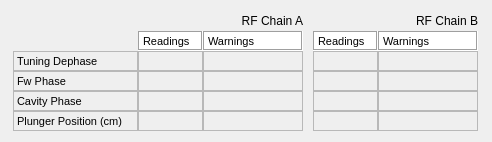
This is src/llrfgui/widgets/tuningdiag/ui/TuningDiag.ui in amilan/app-maxiv-llrfexpert as Qt 5 draws it before an edit. The edited form follows.
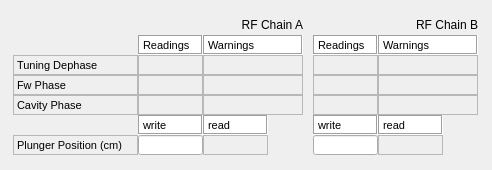
This is the edited form. Custom widgets are drawn as their Qt base class.

Commit message:
Allow to move plungers
Add new layout and control for plungers.

What changed in the file:
```diff
--- a/src/llrfgui/widgets/tuningdiag/ui/TuningDiag.ui
+++ b/src/llrfgui/widgets/tuningdiag/ui/TuningDiag.ui
@@ -7,7 +7,7 @@
     <x>0</x>
     <y>0</y>
     <width>492</width>
-    <height>142</height>
+    <height>170</height>
    </rect>
   </property>
   <property name="windowTitle">
@@ -34,7 +34,7 @@
         <x>0</x>
         <y>0</y>
         <width>492</width>
-        <height>142</height>
+        <height>170</height>
        </rect>
       </property>
       <layout class="QGridLayout" name="gridLayout_2">
@@ -534,7 +534,7 @@
            </property>
           </widget>
          </item>
-         <item row="5" column="0">
+         <item row="6" column="0">
           <widget class="QLabel" name="label_85">
            <property name="sizePolicy">
             <sizepolicy hsizetype="Fixed" vsizetype="Fixed">
@@ -567,66 +567,6 @@
            </property>
           </widget>
          </item>
-         <item row="5" column="1">
-          <widget class="TaurusLabel" name="tauValueLabel_rPlung1Pos">
-           <property name="sizePolicy">
-            <sizepolicy hsizetype="Fixed" vsizetype="Fixed">
-             <horstretch>0</horstretch>
-             <verstretch>0</verstretch>
-            </sizepolicy>
-           </property>
-           <property name="minimumSize">
-            <size>
-             <width>65</width>
-             <height>20</height>
-            </size>
-           </property>
-           <property name="maximumSize">
-            <size>
-             <width>65</width>
-             <height>20</height>
-            </size>
-           </property>
-           <property name="font">
-            <font>
-             <pointsize>7</pointsize>
-            </font>
-           </property>
-           <property name="frameShape">
-            <enum>QFrame::StyledPanel</enum>
-           </property>
-          </widget>
-         </item>
-         <item row="5" column="3">
-          <widget class="TaurusLabel" name="tauValueLabel_wPlung1Pos">
-           <property name="sizePolicy">
-            <sizepolicy hsizetype="Fixed" vsizetype="Fixed">
-             <horstretch>0</horstretch>
-             <verstretch>0</verstretch>
-            </sizepolicy>
-           </property>
-           <property name="minimumSize">
-            <size>
-             <width>100</width>
-             <height>20</height>
-            </size>
-           </property>
-           <property name="maximumSize">
-            <size>
-             <width>100</width>
-             <height>20</height>
-            </size>
-           </property>
-           <property name="font">
-            <font>
-             <pointsize>7</pointsize>
-            </font>
-           </property>
-           <property name="frameShape">
-            <enum>QFrame::StyledPanel</enum>
-           </property>
-          </widget>
-         </item>
          <item row="0" column="3">
           <widget class="QLabel" name="label_67">
            <property name="minimumSize">
@@ -649,6 +589,275 @@
            </property>
           </widget>
          </item>
+         <item row="5" column="1">
+          <widget class="QLabel" name="label_221">
+           <property name="sizePolicy">
+            <sizepolicy hsizetype="Fixed" vsizetype="Fixed">
+             <horstretch>0</horstretch>
+             <verstretch>0</verstretch>
+            </sizepolicy>
+           </property>
+           <property name="minimumSize">
+            <size>
+             <width>65</width>
+             <height>20</height>
+            </size>
+           </property>
+           <property name="maximumSize">
+            <size>
+             <width>65</width>
+             <height>20</height>
+            </size>
+           </property>
+           <property name="palette">
+            <palette>
+             <active>
+              <colorrole role="Base">
+               <brush brushstyle="SolidPattern">
+                <color alpha="255">
+                 <red>255</red>
+                 <green>255</green>
+                 <blue>255</blue>
+                </color>
+               </brush>
+              </colorrole>
+              <colorrole role="Window">
+               <brush brushstyle="SolidPattern">
+                <color alpha="255">
+                 <red>255</red>
+                 <green>255</green>
+                 <blue>255</blue>
+                </color>
+               </brush>
+              </colorrole>
+             </active>
+             <inactive>
+              <colorrole role="Base">
+               <brush brushstyle="SolidPattern">
+                <color alpha="255">
+                 <red>255</red>
+                 <green>255</green>
+                 <blue>255</blue>
+                </color>
+               </brush>
+              </colorrole>
+              <colorrole role="Window">
+               <brush brushstyle="SolidPattern">
+                <color alpha="255">
+                 <red>255</red>
+                 <green>255</green>
+                 <blue>255</blue>
+                </color>
+               </brush>
+              </colorrole>
+             </inactive>
+             <disabled>
+              <colorrole role="Base">
+               <brush brushstyle="SolidPattern">
+                <color alpha="255">
+                 <red>255</red>
+                 <green>255</green>
+                 <blue>255</blue>
+                </color>
+               </brush>
+              </colorrole>
+              <colorrole role="Window">
+               <brush brushstyle="SolidPattern">
+                <color alpha="255">
+                 <red>255</red>
+                 <green>255</green>
+                 <blue>255</blue>
+                </color>
+               </brush>
+              </colorrole>
+             </disabled>
+            </palette>
+           </property>
+           <property name="font">
+            <font>
+             <pointsize>8</pointsize>
+            </font>
+           </property>
+           <property name="autoFillBackground">
+            <bool>true</bool>
+           </property>
+           <property name="frameShape">
+            <enum>QFrame::Box</enum>
+           </property>
+           <property name="frameShadow">
+            <enum>QFrame::Sunken</enum>
+           </property>
+           <property name="text">
+            <string>write</string>
+           </property>
+          </widget>
+         </item>
+         <item row="5" column="3">
+          <widget class="QLabel" name="label_222">
+           <property name="sizePolicy">
+            <sizepolicy hsizetype="Fixed" vsizetype="Fixed">
+             <horstretch>0</horstretch>
+             <verstretch>0</verstretch>
+            </sizepolicy>
+           </property>
+           <property name="minimumSize">
+            <size>
+             <width>65</width>
+             <height>20</height>
+            </size>
+           </property>
+           <property name="maximumSize">
+            <size>
+             <width>65</width>
+             <height>20</height>
+            </size>
+           </property>
+           <property name="palette">
+            <palette>
+             <active>
+              <colorrole role="Base">
+               <brush brushstyle="SolidPattern">
+                <color alpha="255">
+                 <red>255</red>
+                 <green>255</green>
+                 <blue>255</blue>
+                </color>
+               </brush>
+              </colorrole>
+              <colorrole role="Window">
+               <brush brushstyle="SolidPattern">
+                <color alpha="255">
+                 <red>255</red>
+                 <green>255</green>
+                 <blue>255</blue>
+                </color>
+               </brush>
+              </colorrole>
+             </active>
+             <inactive>
+              <colorrole role="Base">
+               <brush brushstyle="SolidPattern">
+                <color alpha="255">
+                 <red>255</red>
+                 <green>255</green>
+                 <blue>255</blue>
+                </color>
+               </brush>
+              </colorrole>
+              <colorrole role="Window">
+               <brush brushstyle="SolidPattern">
+                <color alpha="255">
+                 <red>255</red>
+                 <green>255</green>
+                 <blue>255</blue>
+                </color>
+               </brush>
+              </colorrole>
+             </inactive>
+             <disabled>
+              <colorrole role="Base">
+               <brush brushstyle="SolidPattern">
+                <color alpha="255">
+                 <red>255</red>
+                 <green>255</green>
+                 <blue>255</blue>
+                </color>
+               </brush>
+              </colorrole>
+              <colorrole role="Window">
+               <brush brushstyle="SolidPattern">
+                <color alpha="255">
+                 <red>255</red>
+                 <green>255</green>
+                 <blue>255</blue>
+                </color>
+               </brush>
+              </colorrole>
+             </disabled>
+            </palette>
+           </property>
+           <property name="font">
+            <font>
+             <pointsize>8</pointsize>
+            </font>
+           </property>
+           <property name="autoFillBackground">
+            <bool>true</bool>
+           </property>
+           <property name="frameShape">
+            <enum>QFrame::Box</enum>
+           </property>
+           <property name="frameShadow">
+            <enum>QFrame::Sunken</enum>
+           </property>
+           <property name="text">
+            <string>read</string>
+           </property>
+          </widget>
+         </item>
+         <item row="6" column="3">
+          <widget class="TaurusLabel" name="tauValueLabel_rPlung1Pos">
+           <property name="sizePolicy">
+            <sizepolicy hsizetype="Fixed" vsizetype="Fixed">
+             <horstretch>0</horstretch>
+             <verstretch>0</verstretch>
+            </sizepolicy>
+           </property>
+           <property name="minimumSize">
+            <size>
+             <width>65</width>
+             <height>20</height>
+            </size>
+           </property>
+           <property name="maximumSize">
+            <size>
+             <width>65</width>
+             <height>20</height>
+            </size>
+           </property>
+           <property name="font">
+            <font>
+             <pointsize>7</pointsize>
+            </font>
+           </property>
+           <property name="frameShape">
+            <enum>QFrame::StyledPanel</enum>
+           </property>
+          </widget>
+         </item>
+         <item row="6" column="1">
+          <widget class="TaurusValueLineEdit" name="lineEdit_plungerA">
+           <property name="sizePolicy">
+            <sizepolicy hsizetype="Fixed" vsizetype="Fixed">
+             <horstretch>0</horstretch>
+             <verstretch>0</verstretch>
+            </sizepolicy>
+           </property>
+           <property name="minimumSize">
+            <size>
+             <width>65</width>
+             <height>20</height>
+            </size>
+           </property>
+           <property name="maximumSize">
+            <size>
+             <width>65</width>
+             <height>20</height>
+            </size>
+           </property>
+           <property name="font">
+            <font>
+             <pointsize>8</pointsize>
+            </font>
+           </property>
+           <property name="frame">
+            <bool>true</bool>
+           </property>
+           <property name="autoApply" stdset="0">
+            <bool>false</bool>
+           </property>
+          </widget>
+         </item>
         </layout>
        </item>
        <item row="0" column="1">
@@ -1048,66 +1257,6 @@
            </property>
           </widget>
          </item>
-         <item row="5" column="0">
-          <widget class="TaurusLabel" name="tauValueLabel_rPlung1Pos_2">
-           <property name="sizePolicy">
-            <sizepolicy hsizetype="Fixed" vsizetype="Fixed">
-             <horstretch>0</horstretch>
-             <verstretch>0</verstretch>
-            </sizepolicy>
-           </property>
-           <property name="minimumSize">
-            <size>
-             <width>65</width>
-             <height>20</height>
-            </size>
-           </property>
-           <property name="maximumSize">
-            <size>
-             <width>65</width>
-             <height>20</height>
-            </size>
-           </property>
-           <property name="font">
-            <font>
-             <pointsize>7</pointsize>
-            </font>
-           </property>
-           <property name="frameShape">
-            <enum>QFrame::StyledPanel</enum>
-           </property>
-          </widget>
-         </item>
-         <item row="5" column="2">
-          <widget class="TaurusLabel" name="tauValueLabel_wPlung1Pos_2">
-           <property name="sizePolicy">
-            <sizepolicy hsizetype="Fixed" vsizetype="Fixed">
-             <horstretch>0</horstretch>
-             <verstretch>0</verstretch>
-            </sizepolicy>
-           </property>
-           <property name="minimumSize">
-            <size>
-             <width>100</width>
-             <height>20</height>
-            </size>
-           </property>
-           <property name="maximumSize">
-            <size>
-             <width>100</width>
-             <height>20</height>
-            </size>
-           </property>
-           <property name="font">
-            <font>
-             <pointsize>7</pointsize>
-            </font>
-           </property>
-           <property name="frameShape">
-            <enum>QFrame::StyledPanel</enum>
-           </property>
-          </widget>
-         </item>
          <item row="0" column="2">
           <widget class="QLabel" name="label_68">
            <property name="minimumSize">
@@ -1130,6 +1279,275 @@
            </property>
           </widget>
          </item>
+         <item row="6" column="2">
+          <widget class="TaurusLabel" name="tauValueLabel_rPlung1Pos_2">
+           <property name="sizePolicy">
+            <sizepolicy hsizetype="Fixed" vsizetype="Fixed">
+             <horstretch>0</horstretch>
+             <verstretch>0</verstretch>
+            </sizepolicy>
+           </property>
+           <property name="minimumSize">
+            <size>
+             <width>65</width>
+             <height>20</height>
+            </size>
+           </property>
+           <property name="maximumSize">
+            <size>
+             <width>65</width>
+             <height>20</height>
+            </size>
+           </property>
+           <property name="font">
+            <font>
+             <pointsize>7</pointsize>
+            </font>
+           </property>
+           <property name="frameShape">
+            <enum>QFrame::StyledPanel</enum>
+           </property>
+          </widget>
+         </item>
+         <item row="5" column="0">
+          <widget class="QLabel" name="label_218">
+           <property name="sizePolicy">
+            <sizepolicy hsizetype="Fixed" vsizetype="Fixed">
+             <horstretch>0</horstretch>
+             <verstretch>0</verstretch>
+            </sizepolicy>
+           </property>
+           <property name="minimumSize">
+            <size>
+             <width>65</width>
+             <height>20</height>
+            </size>
+           </property>
+           <property name="maximumSize">
+            <size>
+             <width>65</width>
+             <height>20</height>
+            </size>
+           </property>
+           <property name="palette">
+            <palette>
+             <active>
+              <colorrole role="Base">
+               <brush brushstyle="SolidPattern">
+                <color alpha="255">
+                 <red>255</red>
+                 <green>255</green>
+                 <blue>255</blue>
+                </color>
+               </brush>
+              </colorrole>
+              <colorrole role="Window">
+               <brush brushstyle="SolidPattern">
+                <color alpha="255">
+                 <red>255</red>
+                 <green>255</green>
+                 <blue>255</blue>
+                </color>
+               </brush>
+              </colorrole>
+             </active>
+             <inactive>
+              <colorrole role="Base">
+               <brush brushstyle="SolidPattern">
+                <color alpha="255">
+                 <red>255</red>
+                 <green>255</green>
+                 <blue>255</blue>
+                </color>
+               </brush>
+              </colorrole>
+              <colorrole role="Window">
+               <brush brushstyle="SolidPattern">
+                <color alpha="255">
+                 <red>255</red>
+                 <green>255</green>
+                 <blue>255</blue>
+                </color>
+               </brush>
+              </colorrole>
+             </inactive>
+             <disabled>
+              <colorrole role="Base">
+               <brush brushstyle="SolidPattern">
+                <color alpha="255">
+                 <red>255</red>
+                 <green>255</green>
+                 <blue>255</blue>
+                </color>
+               </brush>
+              </colorrole>
+              <colorrole role="Window">
+               <brush brushstyle="SolidPattern">
+                <color alpha="255">
+                 <red>255</red>
+                 <green>255</green>
+                 <blue>255</blue>
+                </color>
+               </brush>
+              </colorrole>
+             </disabled>
+            </palette>
+           </property>
+           <property name="font">
+            <font>
+             <pointsize>8</pointsize>
+            </font>
+           </property>
+           <property name="autoFillBackground">
+            <bool>true</bool>
+           </property>
+           <property name="frameShape">
+            <enum>QFrame::Box</enum>
+           </property>
+           <property name="frameShadow">
+            <enum>QFrame::Sunken</enum>
+           </property>
+           <property name="text">
+            <string>write</string>
+           </property>
+          </widget>
+         </item>
+         <item row="5" column="2">
+          <widget class="QLabel" name="label_220">
+           <property name="sizePolicy">
+            <sizepolicy hsizetype="Fixed" vsizetype="Fixed">
+             <horstretch>0</horstretch>
+             <verstretch>0</verstretch>
+            </sizepolicy>
+           </property>
+           <property name="minimumSize">
+            <size>
+             <width>65</width>
+             <height>20</height>
+            </size>
+           </property>
+           <property name="maximumSize">
+            <size>
+             <width>65</width>
+             <height>20</height>
+            </size>
+           </property>
+           <property name="palette">
+            <palette>
+             <active>
+              <colorrole role="Base">
+               <brush brushstyle="SolidPattern">
+                <color alpha="255">
+                 <red>255</red>
+                 <green>255</green>
+                 <blue>255</blue>
+                </color>
+               </brush>
+              </colorrole>
+              <colorrole role="Window">
+               <brush brushstyle="SolidPattern">
+                <color alpha="255">
+                 <red>255</red>
+                 <green>255</green>
+                 <blue>255</blue>
+                </color>
+               </brush>
+              </colorrole>
+             </active>
+             <inactive>
+              <colorrole role="Base">
+               <brush brushstyle="SolidPattern">
+                <color alpha="255">
+                 <red>255</red>
+                 <green>255</green>
+                 <blue>255</blue>
+                </color>
+               </brush>
+              </colorrole>
+              <colorrole role="Window">
+               <brush brushstyle="SolidPattern">
+                <color alpha="255">
+                 <red>255</red>
+                 <green>255</green>
+                 <blue>255</blue>
+                </color>
+               </brush>
+              </colorrole>
+             </inactive>
+             <disabled>
+              <colorrole role="Base">
+               <brush brushstyle="SolidPattern">
+                <color alpha="255">
+                 <red>255</red>
+                 <green>255</green>
+                 <blue>255</blue>
+                </color>
+               </brush>
+              </colorrole>
+              <colorrole role="Window">
+               <brush brushstyle="SolidPattern">
+                <color alpha="255">
+                 <red>255</red>
+                 <green>255</green>
+                 <blue>255</blue>
+                </color>
+               </brush>
+              </colorrole>
+             </disabled>
+            </palette>
+           </property>
+           <property name="font">
+            <font>
+             <pointsize>8</pointsize>
+            </font>
+           </property>
+           <property name="autoFillBackground">
+            <bool>true</bool>
+           </property>
+           <property name="frameShape">
+            <enum>QFrame::Box</enum>
+           </property>
+           <property name="frameShadow">
+            <enum>QFrame::Sunken</enum>
+           </property>
+           <property name="text">
+            <string>read</string>
+           </property>
+          </widget>
+         </item>
+         <item row="6" column="0">
+          <widget class="TaurusValueLineEdit" name="lineEdit_plungerB">
+           <property name="sizePolicy">
+            <sizepolicy hsizetype="Fixed" vsizetype="Fixed">
+             <horstretch>0</horstretch>
+             <verstretch>0</verstretch>
+            </sizepolicy>
+           </property>
+           <property name="minimumSize">
+            <size>
+             <width>65</width>
+             <height>20</height>
+            </size>
+           </property>
+           <property name="maximumSize">
+            <size>
+             <width>65</width>
+             <height>20</height>
+            </size>
+           </property>
+           <property name="font">
+            <font>
+             <pointsize>8</pointsize>
+            </font>
+           </property>
+           <property name="frame">
+            <bool>true</bool>
+           </property>
+           <property name="autoApply" stdset="0">
+            <bool>false</bool>
+           </property>
+          </widget>
+         </item>
         </layout>
        </item>
       </layout>
@@ -1144,6 +1562,11 @@
    <extends>QLabel</extends>
    <header>taurus.qt.qtgui.display</header>
   </customwidget>
+  <customwidget>
+   <class>TaurusValueLineEdit</class>
+   <extends>QLineEdit</extends>
+   <header>taurus.qt.qtgui.input</header>
+  </customwidget>
  </customwidgets>
  <resources/>
  <connections/>
```
The commit also changes 4 other files.
